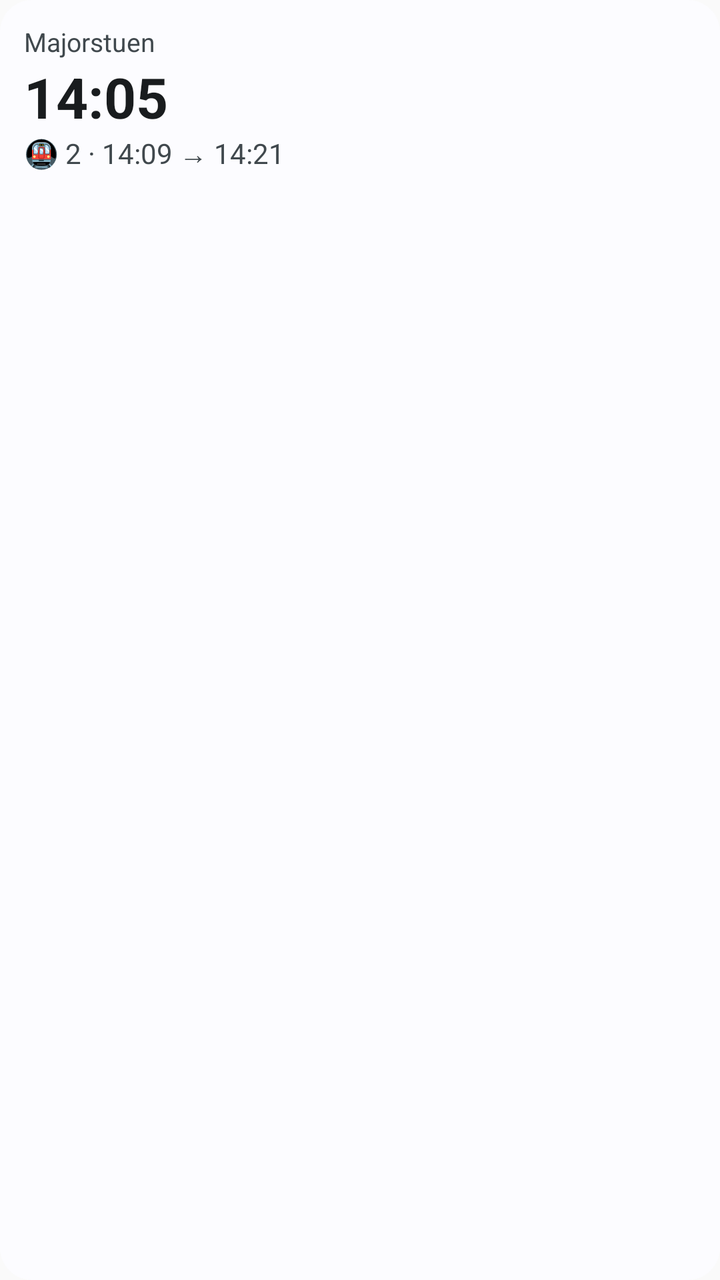
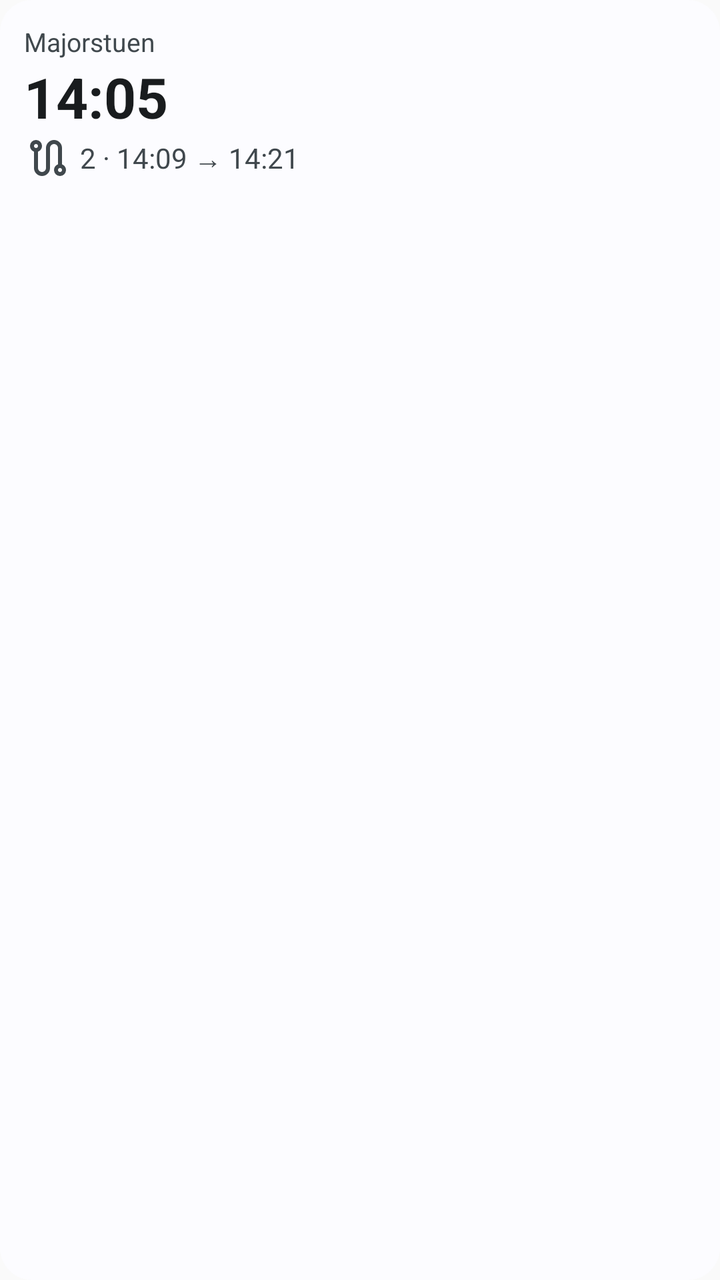

An Android layout rendered at two revisions. The XML below is the earlier revision; the diff shows what the commit changed to produce the second picture.
<!-- AndroidManifest.xml: application theme Theme.PulseTransit -->
<!-- res/layout/widget_preview_route.xml -->
<?xml version="1.0" encoding="utf-8"?>
<LinearLayout xmlns:android="http://schemas.android.com/apk/res/android"
    xmlns:tools="http://schemas.android.com/tools"
    android:layout_width="match_parent"
    android:layout_height="match_parent"
    android:background="@drawable/widget_preview_background"
    android:orientation="vertical"
    android:padding="12dp"
    tools:ignore="HardcodedText">

    <TextView
        android:layout_width="wrap_content"
        android:layout_height="wrap_content"
        android:text="Majorstuen"
        android:textColor="@color/widget_text_secondary"
        android:textSize="13sp" />

    <TextView
        android:layout_width="wrap_content"
        android:layout_height="wrap_content"
        android:text="14:05"
        android:textColor="@color/widget_text"
        android:textSize="28sp"
        android:textStyle="bold" />

    <TextView
        android:layout_width="wrap_content"
        android:layout_height="wrap_content"
        android:text="🚇 2 · 14:09 → 14:21"
        android:textColor="@color/widget_text_secondary"
        android:textSize="14sp" />
</LinearLayout>
<!-- resources referenced by this layout -->
<resources>
  <color name="widget_text">#FF1E2132</color>
  <color name="widget_text_secondary">#FF6B7280</color>
  <!-- drawable widget_preview_background (drawable) -->
  <?xml version="1.0" encoding="utf-8"?>
  <shape xmlns:android="http://schemas.android.com/apk/res/android"
      android:shape="rectangle">
      <solid android:color="@color/widget_background" />
      <corners android:radius="16dp" />
  </shape>
  <style name="Theme.PulseTransit" parent="android:Theme.Material.Light.NoActionBar" />
  <color name="widget_background">#FFFFFFFF</color>
</resources>

<!-- the commit's change to res/layout/widget_preview_route.xml (unified diff, before → after) -->
@@ -26,7 +26,11 @@
     <TextView
         android:layout_width="wrap_content"
         android:layout_height="wrap_content"
-        android:text="🚇 2 · 14:09 → 14:21"
+        android:drawablePadding="4dp"
+        android:drawableTint="@color/widget_text_secondary"
+        android:gravity="center_vertical"
+        android:text="2 · 14:09 → 14:21"
         android:textColor="@color/widget_text_secondary"
+        android:drawableStart="@drawable/ic_widget_route"
         android:textSize="14sp" />
 </LinearLayout>
<!-- resource entries referenced after the edit -->
@@ -2,6 +2,16 @@
 <resources>
   <color name="widget_text">#FF1E2132</color>
   <color name="widget_text_secondary">#FF6B7280</color>
+  <!-- drawable ic_widget_route (drawable) -->
+  <vector xmlns:android="http://schemas.android.com/apk/res/android"
+      android:width="24dp"
+      android:height="24dp"
+      android:viewportWidth="960"
+      android:viewportHeight="960">
+      <group android:translateY="960">
+          <path android:fillColor="#FF000000" android:pathData="M360-120q-66 0-113-47t-47-113v-327q-35-13-57.5-43.5T120-720q0-50 35-85t85-35q50 0 85 35t35 85q0 39-22.5 69.5T280-607v327q0 33 23.5 56.5T360-200q33 0 56.5-23.5T440-280v-400q0-66 47-113t113-47q66 0 113 47t47 113v327q35 13 57.5 43.5T840-240q0 50-35 85t-85 35q-50 0-85-35t-35-85q0-39 22.5-70t57.5-43v-327q0-33-23.5-56.5T600-760q-33 0-56.5 23.5T520-680v400q0 66-47 113t-113 47ZM240-680q17 0 28.5-11.5T280-720q0-17-11.5-28.5T240-760q-17 0-28.5 11.5T200-720q0 17 11.5 28.5T240-680Zm480 480q17 0 28.5-11.5T760-240q0-17-11.5-28.5T720-280q-17 0-28.5 11.5T680-240q0 17 11.5 28.5T720-200ZM240-720Zm480 480Z" />
+      </group>
+  </vector>
   <!-- drawable widget_preview_background (drawable) -->
   <?xml version="1.0" encoding="utf-8"?>
   <shape xmlns:android="http://schemas.android.com/apk/res/android"
